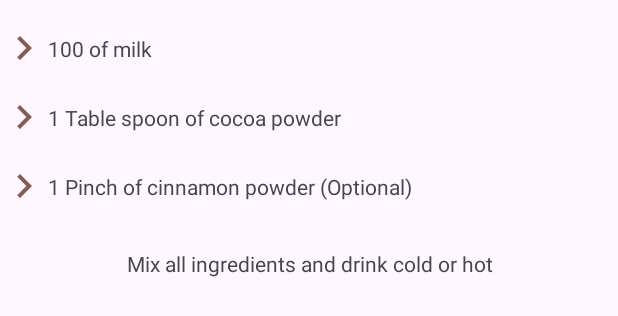
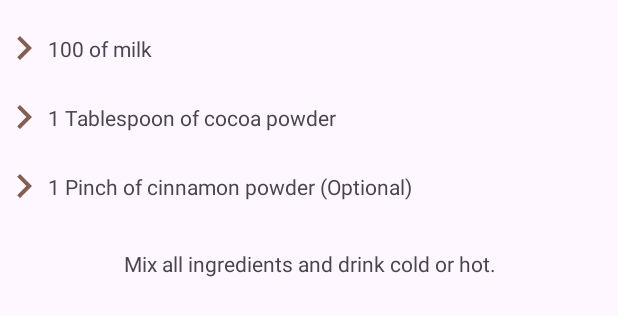
Before and after one commit to carolchristovam/receita, an Android app: the layout activity_capuccino.xml on its own in the app's theme, with its tools: preview values and no code run, on a phone screen of 412 x 824 dp. Shown: the part 740-1056 px from the top of the screen. Run offline under Robolectric (Android 15) with nearby library versions, the phone set to English and light mode, and no system bars.

Commit message:
style: made some corrections

```diff
--- a/app/src/main/res/layout/activity_capuccino.xml
+++ b/app/src/main/res/layout/activity_capuccino.xml
@@ -173,7 +173,7 @@
             android:id="@id/text_ingredient_3"
             android:layout_width="0dp"
             android:layout_height="wrap_content"
-            android:text="1 Table spoon of cocoa powder"
+            android:text="1 Tablespoon of cocoa powder"
             app:layout_constraintBottom_toBottomOf="@id/image_ingredient_3"
             app:layout_constraintStart_toEndOf="@id/image_ingredient_3"
             app:layout_constraintTop_toTopOf="@id/image_ingredient_3" />
@@ -205,7 +205,7 @@
             android:layout_height="wrap_content"
             android:layout_margin="32dp"
             android:gravity="center"
-            android:text="Mix all ingredients and drink cold or hot"
+            android:text="Mix all ingredients and drink cold or hot."
             app:layout_constraintEnd_toEndOf="parent"
             app:layout_constraintStart_toStartOf="parent"
             android:layout_marginBottom="16dp"
```
